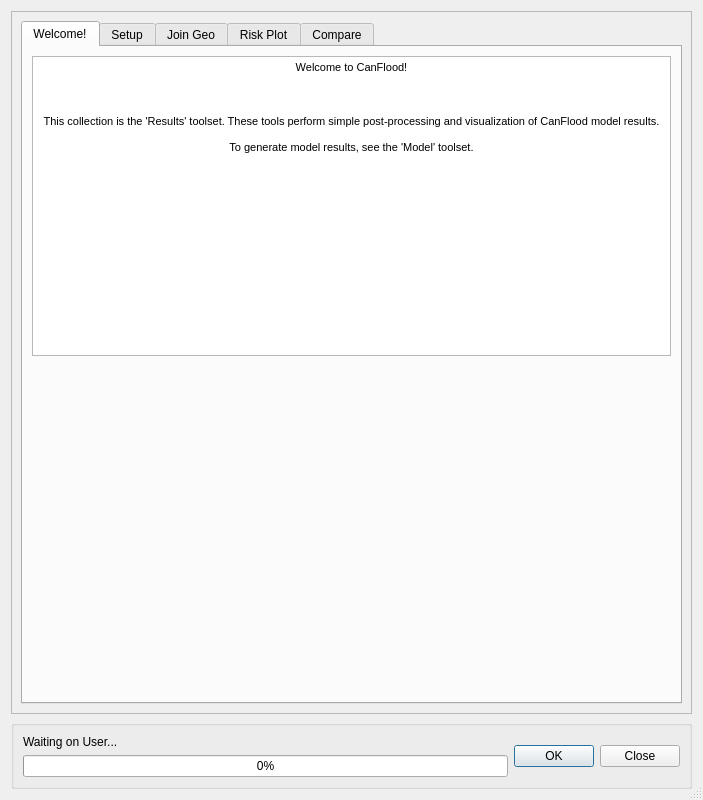
This is canflood/results/results.ui in NRCan/CanFlood as Qt 5 draws it before an edit. The edited form follows.
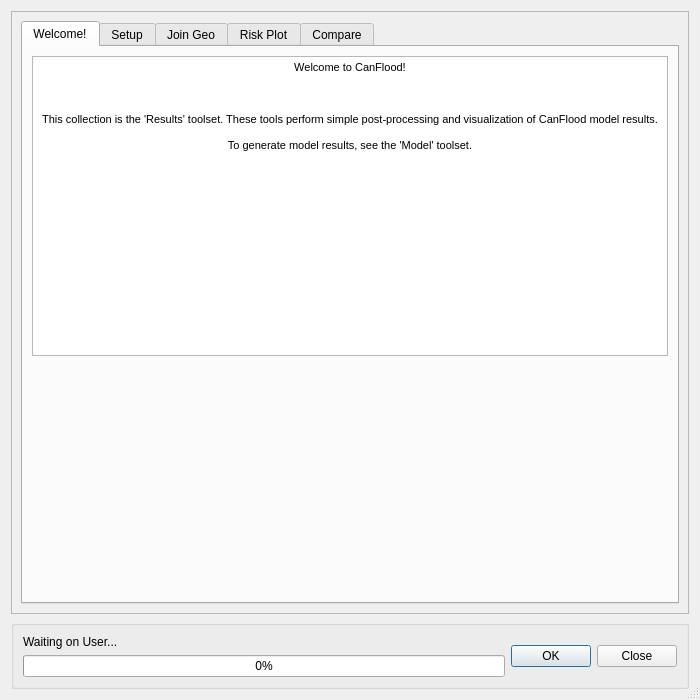
This is the edited form. Icons and pictures are not drawn. Custom widgets are drawn as their Qt base class.

Patch:
```diff
--- a/canflood/results/results.ui
+++ b/canflood/results/results.ui
@@ -6,8 +6,8 @@
    <rect>
     <x>0</x>
     <y>0</y>
-    <width>703</width>
-    <height>800</height>
+    <width>700</width>
+    <height>700</height>
    </rect>
   </property>
   <property name="sizePolicy">
@@ -18,13 +18,13 @@
   </property>
   <property name="minimumSize">
    <size>
-    <width>703</width>
+    <width>700</width>
     <height>500</height>
    </size>
   </property>
   <property name="maximumSize">
    <size>
-    <width>703</width>
+    <width>2000</width>
     <height>2000</height>
    </size>
   </property>
@@ -45,10 +45,16 @@
        <rect>
         <x>0</x>
         <y>0</y>
-        <width>683</width>
-        <height>707</height>
+        <width>680</width>
+        <height>612</height>
        </rect>
       </property>
+      <property name="sizePolicy">
+       <sizepolicy hsizetype="Expanding" vsizetype="Preferred">
+        <horstretch>0</horstretch>
+        <verstretch>0</verstretch>
+       </sizepolicy>
+      </property>
       <layout class="QGridLayout" name="gridLayout_5">
        <item row="0" column="0">
         <widget class="QTabWidget" name="tabWidget">
@@ -90,7 +96,7 @@
               <string>&lt;!DOCTYPE HTML PUBLIC &quot;-//W3C//DTD HTML 4.0//EN&quot; &quot;http://www.w3.org/TR/REC-html40/strict.dtd&quot;&gt;
 &lt;html&gt;&lt;head&gt;&lt;meta name=&quot;qrichtext&quot; content=&quot;1&quot; /&gt;&lt;style type=&quot;text/css&quot;&gt;
 p, li { white-space: pre-wrap; }
-&lt;/style&gt;&lt;/head&gt;&lt;body style=&quot; font-family:'MS Shell Dlg 2'; font-size:9.75pt; font-weight:400; font-style:normal;&quot;&gt;
+&lt;/style&gt;&lt;/head&gt;&lt;body style=&quot; font-family:'MS Shell Dlg 2'; font-size:8.25pt; font-weight:400; font-style:normal;&quot;&gt;
 &lt;p align=&quot;center&quot; style=&quot; margin-top:0px; margin-bottom:0px; margin-left:0px; margin-right:0px; -qt-block-indent:0; text-indent:0px;&quot;&gt;&lt;span style=&quot; font-size:8pt;&quot;&gt;Welcome to CanFlood!&lt;/span&gt;&lt;/p&gt;
 &lt;p align=&quot;center&quot; style=&quot;-qt-paragraph-type:empty; margin-top:0px; margin-bottom:0px; margin-left:0px; margin-right:0px; -qt-block-indent:0; text-indent:0px; font-size:8pt;&quot;&gt;&lt;br /&gt;&lt;/p&gt;
 &lt;p align=&quot;center&quot; style=&quot; margin-top:0px; margin-bottom:0px; margin-left:0px; margin-right:0px; -qt-block-indent:0; text-indent:0px;&quot;&gt;&lt;img src=&quot;:/plugins/canflood_inprep/icons/logo_100x100.png&quot; /&gt;&lt;/p&gt;
@@ -99,7 +105,7 @@
 &lt;p align=&quot;center&quot; style=&quot;-qt-paragraph-type:empty; margin-top:0px; margin-bottom:0px; margin-left:0px; margin-right:0px; -qt-block-indent:0; text-indent:0px; font-size:8pt;&quot;&gt;&lt;br /&gt;&lt;/p&gt;
 &lt;p align=&quot;center&quot; style=&quot; margin-top:0px; margin-bottom:0px; margin-left:0px; margin-right:0px; -qt-block-indent:0; text-indent:0px;&quot;&gt;&lt;span style=&quot; font-size:8pt;&quot;&gt;To generate model results, see the 'Model' toolset.&lt;/span&gt;&lt;/p&gt;
 &lt;p align=&quot;center&quot; style=&quot;-qt-paragraph-type:empty; margin-top:0px; margin-bottom:0px; margin-left:0px; margin-right:0px; -qt-block-indent:0; text-indent:0px; font-size:8pt;&quot;&gt;&lt;br /&gt;&lt;/p&gt;
-&lt;p align=&quot;center&quot; style=&quot;-qt-paragraph-type:empty; margin-top:0px; margin-bottom:0px; margin-left:0px; margin-right:0px; -qt-block-indent:0; text-indent:0px; font-size:8.25pt;&quot;&gt;&lt;br /&gt;&lt;/p&gt;&lt;/body&gt;&lt;/html&gt;</string>
+&lt;p align=&quot;center&quot; style=&quot;-qt-paragraph-type:empty; margin-top:0px; margin-bottom:0px; margin-left:0px; margin-right:0px; -qt-block-indent:0; text-indent:0px;&quot;&gt;&lt;br /&gt;&lt;/p&gt;&lt;/body&gt;&lt;/html&gt;</string>
              </property>
             </widget>
            </item>
```
Left out of the diff: 10 changed lines with no effect on the pictures.
